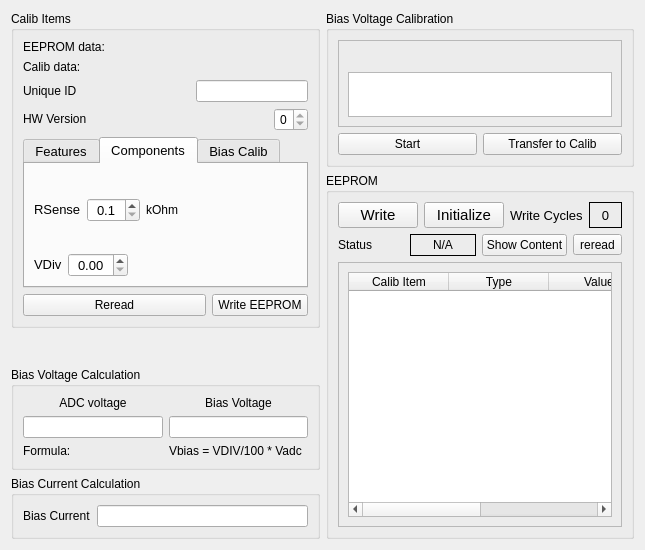
The window that muondetector-gui/src/main/calibform.ui (MuonPi/muondetector) describes before a commit, drawn with Qt 5.
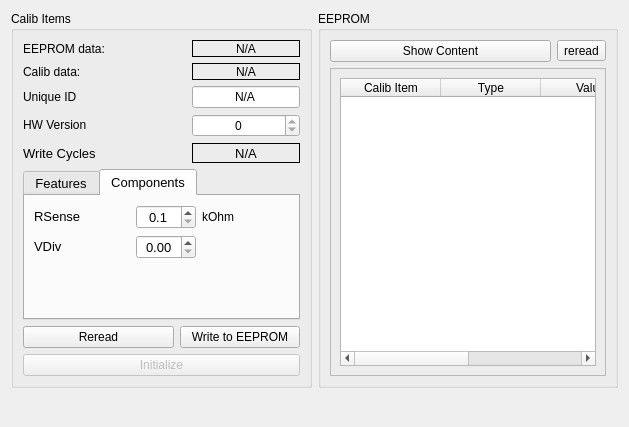
The same window after the commit. The open tabs and pages were chosen to show the change. Custom widgets are drawn as their Qt base class.

Commit message: - Finalized cleanup of GUI for now. Calib-tab and parametermonitor tab are now much more presentable. - Started moving of calib scan functionality to new dialog window (CalibScanDialog)...work in progress. - Modified layout and optics of many elements (cosmetics).

Diff of the .ui file:
```diff
--- a/muondetector-gui/src/main/calibform.ui
+++ b/muondetector-gui/src/main/calibform.ui
@@ -6,44 +6,96 @@
    <rect>
     <x>0</x>
     <y>0</y>
-    <width>645</width>
-    <height>550</height>
+    <width>629</width>
+    <height>427</height>
    </rect>
   </property>
   <property name="windowTitle">
    <string>Form</string>
   </property>
-  <layout class="QGridLayout" name="gridLayout_8">
+  <layout class="QGridLayout" name="gridLayout_3">
    <item row="0" column="0" rowspan="2">
     <widget class="QGroupBox" name="calibItemsGroupBox">
      <property name="title">
       <string>Calib Items</string>
      </property>
+     <layout class="QGridLayout" name="gridLayout_4">
+      <item row="0" column="0">
      <layout class="QGridLayout" name="gridLayout">
       <item row="0" column="0">
-       <widget class="QLabel" name="eepromValidLabel">
+         <widget class="QLabel" name="eepromValidLabel_3">
         <property name="text">
          <string>EEPROM data:</string>
         </property>
        </widget>
       </item>
+        <item row="0" column="1">
+         <spacer name="horizontalSpacer_3">
+          <property name="orientation">
+           <enum>Qt::Horizontal</enum>
+          </property>
+          <property name="sizeHint" stdset="0">
+           <size>
+            <width>40</width>
+            <height>17</height>
+           </size>
+          </property>
+         </spacer>
+        </item>
+        <item row="0" column="2">
+         <widget class="QLabel" name="eepromValidLabel">
+          <property name="frameShape">
+           <enum>QFrame::Box</enum>
+          </property>
+          <property name="text">
+           <string>N/A</string>
+          </property>
+          <property name="alignment">
+           <set>Qt::AlignCenter</set>
+          </property>
+         </widget>
+        </item>
       <item row="1" column="0">
-       <widget class="QLabel" name="calibValidLabel">
+         <widget class="QLabel" name="calibValidLabel_2">
         <property name="text">
          <string>Calib data:</string>
         </property>
        </widget>
       </item>
+        <item row="1" column="1">
+         <spacer name="horizontalSpacer_4">
+          <property name="orientation">
+           <enum>Qt::Horizontal</enum>
+          </property>
+          <property name="sizeHint" stdset="0">
+           <size>
+            <width>40</width>
+            <height>17</height>
+           </size>
+          </property>
+         </spacer>
+        </item>
+        <item row="1" column="2">
+         <widget class="QLabel" name="calibValidLabel">
+          <property name="frameShape">
+           <enum>QFrame::Box</enum>
+          </property>
+          <property name="text">
+           <string>N/A</string>
+          </property>
+          <property name="alignment">
+           <set>Qt::AlignCenter</set>
+          </property>
+         </widget>
+        </item>
       <item row="2" column="0">
-       <layout class="QHBoxLayout" name="horizontalLayout">
-        <item>
          <widget class="QLabel" name="label">
           <property name="text">
            <string>Unique ID</string>
           </property>
          </widget>
         </item>
-        <item>
+        <item row="2" column="1">
          <spacer name="horizontalSpacer_2">
           <property name="orientation">
            <enum>Qt::Horizontal</enum>
@@ -56,18 +108,20 @@
           </property>
          </spacer>
         </item>
-        <item>
+        <item row="2" column="2">
          <widget class="QLineEdit" name="idLineEdit">
+          <property name="text">
+           <string>N/A</string>
+          </property>
+          <property name="alignment">
+           <set>Qt::AlignCenter</set>
+          </property>
           <property name="readOnly">
            <bool>true</bool>
           </property>
          </widget>
         </item>
-       </layout>
-      </item>
       <item row="3" column="0">
-       <layout class="QHBoxLayout" name="horizontalLayout_15">
-        <item>
          <widget class="QLabel" name="label_25">
           <property name="sizePolicy">
            <sizepolicy hsizetype="Preferred" vsizetype="Fixed">
@@ -91,7 +145,7 @@
           </property>
          </widget>
         </item>
-        <item>
+        <item row="3" column="1">
          <spacer name="horizontalSpacer">
           <property name="orientation">
            <enum>Qt::Horizontal</enum>
@@ -104,10 +158,10 @@
           </property>
          </spacer>
         </item>
-        <item>
+        <item row="3" column="2">
          <widget class="QSpinBox" name="eepromHwVersionSpinBox">
           <property name="sizePolicy">
-           <sizepolicy hsizetype="Fixed" vsizetype="Fixed">
+           <sizepolicy hsizetype="Expanding" vsizetype="Fixed">
             <horstretch>0</horstretch>
             <verstretch>0</verstretch>
            </sizepolicy>
@@ -128,9 +182,97 @@
           </property>
          </widget>
         </item>
-       </layout>
-      </item>
       <item row="4" column="0">
+         <widget class="QLabel" name="label_26">
+          <property name="minimumSize">
+           <size>
+            <width>70</width>
+            <height>0</height>
+           </size>
+          </property>
+          <property name="font">
+           <font>
+            <pointsize>10</pointsize>
+           </font>
+          </property>
+          <property name="text">
+           <string>Write Cycles</string>
+          </property>
+         </widget>
+        </item>
+        <item row="4" column="1">
+         <spacer name="horizontalSpacer_8">
+          <property name="orientation">
+           <enum>Qt::Horizontal</enum>
+          </property>
+          <property name="sizeHint" stdset="0">
+           <size>
+            <width>40</width>
+            <height>20</height>
+           </size>
+          </property>
+         </spacer>
+        </item>
+        <item row="4" column="2">
+         <widget class="QLabel" name="eepromWriteCyclesLabel">
+          <property name="font">
+           <font>
+            <pointsize>10</pointsize>
+           </font>
+          </property>
+          <property name="frameShape">
+           <enum>QFrame::Panel</enum>
+          </property>
+          <property name="text">
+           <string>N/A</string>
+          </property>
+          <property name="alignment">
+           <set>Qt::AlignCenter</set>
+          </property>
+         </widget>
+        </item>
+       </layout>
+      </item>
+      <item row="2" column="0">
+       <layout class="QHBoxLayout" name="horizontalLayout_2">
+        <item>
+         <widget class="QPushButton" name="readCalibPushButton">
+          <property name="text">
+           <string>Reread</string>
+          </property>
+         </widget>
+        </item>
+        <item>
+         <widget class="QPushButton" name="writeEepromPushButton">
+          <property name="maximumSize">
+           <size>
+            <width>120</width>
+            <height>16777215</height>
+           </size>
+          </property>
+          <property name="text">
+           <string>Write to EEPROM</string>
+          </property>
+         </widget>
+        </item>
+       </layout>
+      </item>
+      <item row="3" column="0">
+       <widget class="QPushButton" name="eepromInitializeButton">
+        <property name="enabled">
+         <bool>false</bool>
+        </property>
+        <property name="font">
+         <font>
+          <pointsize>9</pointsize>
+         </font>
+        </property>
+        <property name="text">
+         <string>Initialize</string>
+        </property>
+       </widget>
+      </item>
+      <item row="1" column="0">
        <widget class="QTabWidget" name="calibrationTabWidget">
         <property name="sizePolicy">
          <sizepolicy hsizetype="Expanding" vsizetype="Preferred">
@@ -208,10 +350,17 @@
          <attribute name="title">
           <string>Components</string>
          </attribute>
-         <layout class="QGridLayout" name="gridLayout_10">
+         <widget class="QWidget" name="">
+          <property name="geometry">
+           <rect>
+            <x>9</x>
+            <y>9</y>
+            <width>216</width>
+            <height>56</height>
+           </rect>
+          </property>
+          <layout class="QGridLayout" name="gridLayout_7">
           <item row="0" column="0">
-           <layout class="QHBoxLayout" name="horizontalLayout_9">
-            <item>
              <widget class="QLabel" name="label_27">
               <property name="sizePolicy">
                <sizepolicy hsizetype="Fixed" vsizetype="Fixed">
@@ -229,10 +378,23 @@
               </property>
              </widget>
             </item>
-            <item>
+           <item row="0" column="1">
+            <spacer name="horizontalSpacer_6">
+             <property name="orientation">
+              <enum>Qt::Horizontal</enum>
+             </property>
+             <property name="sizeHint" stdset="0">
+              <size>
+               <width>40</width>
+               <height>20</height>
+              </size>
+             </property>
+            </spacer>
+           </item>
+           <item row="0" column="2">
              <widget class="QDoubleSpinBox" name="rsenseDoubleSpinBox">
               <property name="sizePolicy">
-               <sizepolicy hsizetype="Fixed" vsizetype="Fixed">
+              <sizepolicy hsizetype="Preferred" vsizetype="Fixed">
                 <horstretch>0</horstretch>
                 <verstretch>0</verstretch>
                </sizepolicy>
@@ -256,7 +418,7 @@
               </property>
              </widget>
             </item>
-            <item>
+           <item row="0" column="3">
              <widget class="QLabel" name="label_29">
               <property name="font">
                <font>
@@ -268,11 +430,7 @@
               </property>
              </widget>
             </item>
-           </layout>
-          </item>
           <item row="1" column="0">
-           <layout class="QHBoxLayout" name="horizontalLayout_17">
-            <item>
              <widget class="QLabel" name="label_28">
               <property name="sizePolicy">
                <sizepolicy hsizetype="Fixed" vsizetype="Fixed">
@@ -290,10 +448,23 @@
               </property>
              </widget>
             </item>
-            <item>
+           <item row="1" column="1">
+            <spacer name="horizontalSpacer_7">
+             <property name="orientation">
+              <enum>Qt::Horizontal</enum>
+             </property>
+             <property name="sizeHint" stdset="0">
+              <size>
+               <width>40</width>
+               <height>20</height>
+              </size>
+             </property>
+            </spacer>
+           </item>
+           <item row="1" column="2">
              <widget class="QDoubleSpinBox" name="vdivDoubleSpinBox">
               <property name="sizePolicy">
-               <sizepolicy hsizetype="Fixed" vsizetype="Fixed">
+              <sizepolicy hsizetype="Preferred" vsizetype="Fixed">
                 <horstretch>0</horstretch>
                 <verstretch>0</verstretch>
                </sizepolicy>
@@ -308,7 +479,7 @@
               </property>
              </widget>
             </item>
-            <item>
+           <item row="1" column="3">
              <spacer name="horizontalSpacer_5">
               <property name="orientation">
                <enum>Qt::Horizontal</enum>
@@ -322,133 +493,14 @@
              </spacer>
             </item>
            </layout>
-          </item>
-         </layout>
-        </widget>
-        <widget class="QWidget" name="calibBiasTab">
-         <attribute name="title">
-          <string>Bias Calib</string>
-         </attribute>
+         </widget>
         </widget>
        </widget>
       </item>
-      <item row="5" column="0">
-       <layout class="QHBoxLayout" name="horizontalLayout_2">
-        <item>
-         <widget class="QPushButton" name="readCalibPushButton">
-          <property name="text">
-           <string>Reread</string>
-          </property>
-         </widget>
-        </item>
-        <item>
-         <widget class="QPushButton" name="writeEepromPushButton">
-          <property name="maximumSize">
-           <size>
-            <width>96</width>
-            <height>16777215</height>
-           </size>
-          </property>
-          <property name="text">
-           <string>Write EEPROM</string>
-          </property>
-         </widget>
-        </item>
-       </layout>
-      </item>
      </layout>
     </widget>
    </item>
    <item row="0" column="1">
-    <widget class="QGroupBox" name="measureBiasCalibGroupBox">
-     <property name="sizePolicy">
-      <sizepolicy hsizetype="Expanding" vsizetype="Preferred">
-       <horstretch>0</horstretch>
-       <verstretch>0</verstretch>
-      </sizepolicy>
-     </property>
-     <property name="title">
-      <string>Bias Voltage Calibration</string>
-     </property>
-     <layout class="QGridLayout" name="gridLayout_5">
-      <item row="0" column="0" colspan="2">
-       <widget class="QFrame" name="frame">
-        <property name="frameShape">
-         <enum>QFrame::StyledPanel</enum>
-        </property>
-        <property name="frameShadow">
-         <enum>QFrame::Raised</enum>
-        </property>
-        <layout class="QGridLayout" name="gridLayout_3">
-         <item row="0" column="0">
-          <widget class="CustomPlot" name="biasVoltageCalibPlot" native="true">
-           <property name="sizePolicy">
-            <sizepolicy hsizetype="Preferred" vsizetype="Minimum">
-             <horstretch>0</horstretch>
-             <verstretch>0</verstretch>
-            </sizepolicy>
-           </property>
-           <property name="maximumSize">
-            <size>
-             <width>16777215</width>
-             <height>180</height>
-            </size>
-           </property>
-          </widget>
-         </item>
-         <item row="1" column="0">
-          <widget class="CustomPlot" name="biasCurrentCalibPlot" native="true">
-           <property name="sizePolicy">
-            <sizepolicy hsizetype="Preferred" vsizetype="Minimum">
-             <horstretch>0</horstretch>
-             <verstretch>0</verstretch>
-            </sizepolicy>
-           </property>
-           <property name="maximumSize">
-            <size>
-             <width>16777215</width>
-             <height>180</height>
-            </size>
-           </property>
-          </widget>
-         </item>
-         <item row="2" column="0">
-          <widget class="QTextEdit" name="fitTextEdit">
-           <property name="sizePolicy">
-            <sizepolicy hsizetype="Expanding" vsizetype="Preferred">
-             <horstretch>0</horstretch>
-             <verstretch>0</verstretch>
-            </sizepolicy>
-           </property>
-           <property name="maximumSize">
-            <size>
-             <width>16777215</width>
-             <height>45</height>
-            </size>
-           </property>
-          </widget>
-         </item>
-        </layout>
-       </widget>
-      </item>
-      <item row="1" column="0">
-       <widget class="QPushButton" name="doBiasCalibPushButton">
-        <property name="text">
-         <string>Start</string>
-        </property>
-       </widget>
-      </item>
-      <item row="1" column="1">
-       <widget class="QPushButton" name="transferBiasCoeffsPushButton">
-        <property name="text">
-         <string>Transfer to Calib</string>
-        </property>
-       </widget>
-      </item>
-     </layout>
-    </widget>
-   </item>
-   <item row="1" column="1" rowspan="4">
     <widget class="QGroupBox" name="eepromGroupBox">
      <property name="sizePolicy">
       <sizepolicy hsizetype="MinimumExpanding" vsizetype="Preferred">
@@ -459,119 +511,15 @@
      <property name="minimumSize">
       <size>
        <width>0</width>
-       <height>250</height>
+       <height>0</height>
       </size>
      </property>
      <property name="title">
       <string>EEPROM</string>
      </property>
-     <layout class="QGridLayout" name="gridLayout_9">
+     <layout class="QGridLayout" name="gridLayout_2">
       <item row="0" column="0">
-       <layout class="QHBoxLayout" name="horizontalLayout_14">
-        <item>
-         <widget class="QPushButton" name="eepromWriteButton">
-          <property name="font">
-           <font>
-            <pointsize>11</pointsize>
-           </font>
-          </property>
-          <property name="text">
-           <string>Write</string>
-          </property>
-         </widget>
-        </item>
-        <item>
-         <widget class="QPushButton" name="eepromInitializeButton">
-          <property name="font">
-           <font>
-            <pointsize>11</pointsize>
-           </font>
-          </property>
-          <property name="text">
-           <string>Initialize</string>
-          </property>
-         </widget>
-        </item>
-       </layout>
-      </item>
-      <item row="0" column="1">
-       <layout class="QHBoxLayout" name="horizontalLayout_16">
-        <item>
-         <widget class="QLabel" name="label_26">
-          <property name="minimumSize">
-           <size>
-            <width>70</width>
-            <height>0</height>
-           </size>
-          </property>
-          <property name="font">
-           <font>
-            <pointsize>10</pointsize>
-           </font>
-          </property>
-          <property name="text">
-           <string>Write Cycles</string>
-          </property>
-         </widget>
-        </item>
-        <item>
-         <widget class="QLabel" name="eepromWriteCyclesLabel">
-          <property name="font">
-           <font>
-            <pointsize>10</pointsize>
-           </font>
-          </property>
-          <property name="frameShape">
-           <enum>QFrame::Panel</enum>
-          </property>
-          <property name="text">
-           <string>0</string>
-          </property>
-          <property name="alignment">
-           <set>Qt::AlignCenter</set>
-          </property>
-         </widget>
-        </item>
-       </layout>
-      </item>
-      <item row="1" column="0" colspan="2">
        <layout class="QHBoxLayout" name="horizontalLayout_13">
-        <item>
-         <widget class="QLabel" name="label_24">
-          <property name="font">
-           <font>
-            <pointsize>9</pointsize>
-           </font>
-          </property>
-          <property name="text">
-           <string>Status</string>
-          </property>
-         </widget>
-        </item>
-        <item>
-         <widget class="QLabel" name="eepromValidLabel_2">
-          <property name="minimumSize">
-           <size>
-            <width>50</width>
-            <height>0</height>
-           </size>
-          </property>
-          <property name="font">
-           <font>
-            <pointsize>9</pointsize>
-           </font>
-          </property>
-          <property name="frameShape">
-           <enum>QFrame::Panel</enum>
-          </property>
-          <property name="text">
-           <string>N/A</string>
-          </property>
-          <property name="alignment">
-           <set>Qt::AlignCenter</set>
-          </property>
-         </widget>
-        </item>
         <item>
          <widget class="QPushButton" name="eepromDisplayRawButton">
           <property name="font">
@@ -593,7 +541,7 @@
         </item>
        </layout>
       </item>
-      <item row="2" column="0" colspan="2">
+      <item row="1" column="0">
        <widget class="QFrame" name="eepromValuesFrame">
         <property name="sizePolicy">
          <sizepolicy hsizetype="Preferred" vsizetype="Expanding">
@@ -619,6 +567,9 @@
            <attribute name="horizontalHeaderDefaultSectionSize">
             <number>100</number>
            </attribute>
+           <attribute name="horizontalHeaderStretchLastSection">
+            <bool>false</bool>
+           </attribute>
            <column>
             <property name="text">
              <string>Calib Item</string>
@@ -647,6 +598,19 @@
      </layout>
     </widget>
    </item>
+   <item row="1" column="1" rowspan="2">
+    <spacer name="verticalSpacer_2">
+     <property name="orientation">
+      <enum>Qt::Vertical</enum>
+     </property>
+     <property name="sizeHint" stdset="0">
+      <size>
+       <width>20</width>
+       <height>25</height>
+      </size>
+     </property>
+    </spacer>
+   </item>
    <item row="2" column="0">
     <spacer name="verticalSpacer">
      <property name="orientation">
@@ -655,116 +619,13 @@
      <property name="sizeHint" stdset="0">
       <size>
        <width>20</width>
-       <height>20</height>
+       <height>19</height>
       </size>
      </property>
     </spacer>
    </item>
-   <item row="3" column="0">
-    <widget class="QGroupBox" name="biasCalibGroupBox">
-     <property name="title">
-      <string>Bias Voltage Calculation</string>
-     </property>
-     <layout class="QGridLayout" name="gridLayout_4">
-      <item row="0" column="0">
-       <layout class="QGridLayout" name="gridLayout_2">
-        <item row="0" column="0">
-         <widget class="QLabel" name="label_2">
-          <property name="text">
-           <string>ADC voltage</string>
-          </property>
-          <property name="alignment">
-           <set>Qt::AlignCenter</set>
-          </property>
-         </widget>
-        </item>
-        <item row="0" column="1">
-         <widget class="QLabel" name="label_4">
-          <property name="layoutDirection">
-           <enum>Qt::LeftToRight</enum>
-          </property>
-          <property name="text">
-           <string>Bias Voltage</string>
-          </property>
-          <property name="alignment">
-           <set>Qt::AlignCenter</set>
-          </property>
-         </widget>
-        </item>
-        <item row="1" column="0" colspan="2">
-         <layout class="QHBoxLayout" name="horizontalLayout_3">
-          <item>
-           <widget class="QLineEdit" name="biasAdcLineEdit">
-            <property name="readOnly">
-             <bool>true</bool>
-            </property>
-           </widget>
-          </item>
-          <item>
-           <widget class="QLineEdit" name="biasVoltageLineEdit">
-            <property name="readOnly">
-             <bool>true</bool>
-            </property>
-           </widget>
-          </item>
-         </layout>
-        </item>
-       </layout>
-      </item>
-      <item row="1" column="0">
-       <layout class="QHBoxLayout" name="horizontalLayout_4">
-        <item>
-         <widget class="QLabel" name="label_5">
-          <property name="text">
-           <string>Formula:</string>
-          </property>
-         </widget>
-        </item>
-        <item>
-         <widget class="QLabel" name="biasFormulaLabel">
-          <property name="text">
-           <string>Vbias = VDIV/100 * Vadc</string>
-          </property>
-         </widget>
-        </item>
-       </layout>
-      </item>
-     </layout>
-    </widget>
-   </item>
-   <item row="4" column="0">
-    <widget class="QGroupBox" name="currentCalibGroupBox">
-     <property name="title">
-      <string>Bias Current Calculation</string>
-     </property>
-     <layout class="QGridLayout" name="gridLayout_7">
-      <item row="0" column="0">
-       <layout class="QHBoxLayout" name="horizontalLayout_5">
-        <item>
-         <widget class="QLabel" name="label_3">
-          <property name="text">
-           <string>Bias Current</string>
-          </property>
-         </widget>
-        </item>
-        <item>
-         <widget class="QLineEdit" name="biasCurrentLineEdit"/>
-        </item>
-       </layout>
-      </item>
-     </layout>
-    </widget>
-   </item>
-  </layout>
- </widget>
- <customwidgets>
-  <customwidget>
-   <class>CustomPlot</class>
-   <extends>QWidget</extends>
-   <header>custom_plot_widget.h</header>
-   <container>1</container>
-  </customwidget>
- </customwidgets>
+  </layout>
+ </widget>
  <resources/>
  <connections/>
 </ui>
```
Lines whose indentation alone changed are shown as unchanged. The commit also changes 16 other files.
